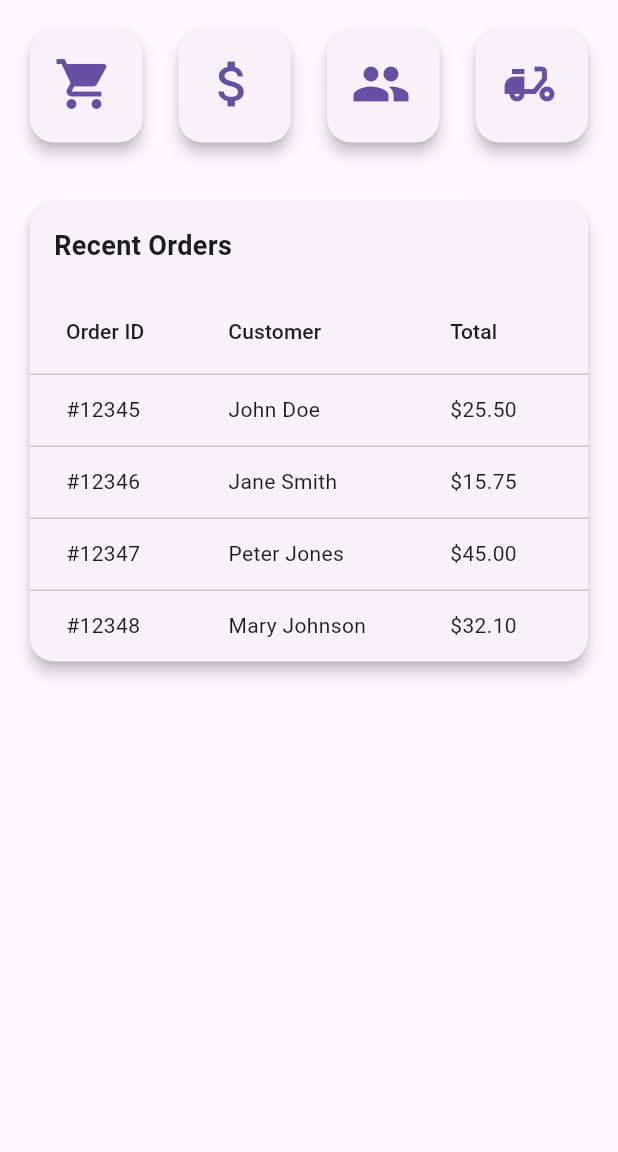
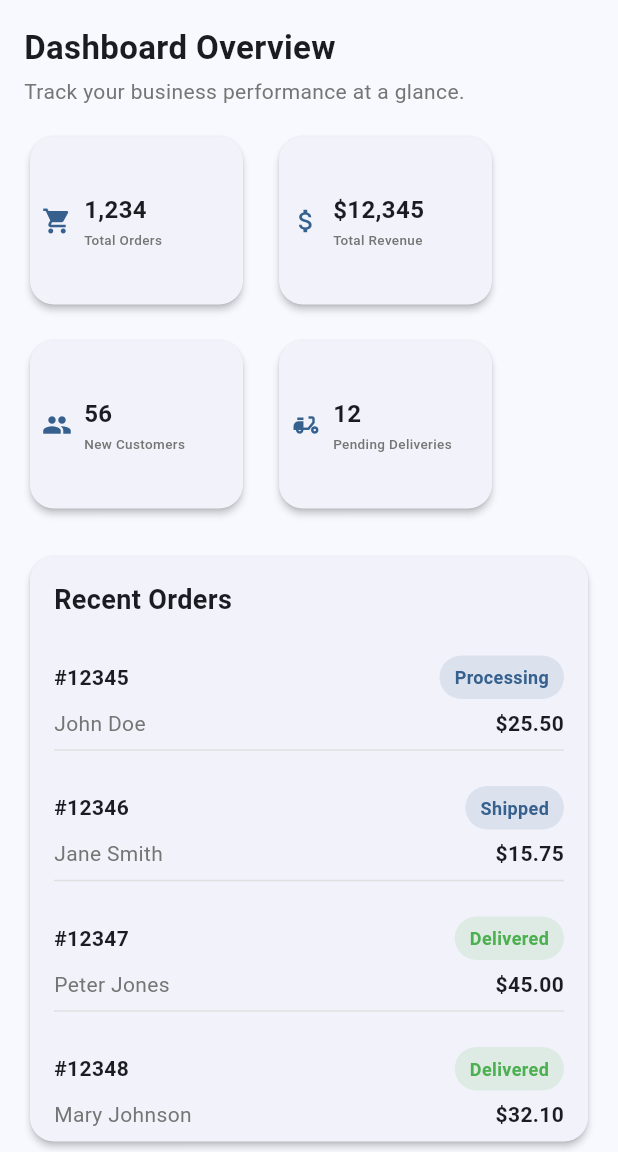
Before and after one commit to sayedulmorsalin/rfc_admin_panel, a Flutter app: the screen it shows after launch, on a phone screen of 412 x 824 dp, the part 84-1236 px from its top. Run offline on Flutter 3.47's test engine with Material 3 defaults, Android fonts, the phone set to English and light mode, and no system bars.

Commit message:
chore: update code structure for improved readability and maintainability

```diff
--- a/lib/main.dart
+++ b/lib/main.dart
@@ -12,6 +12,14 @@ class MyApp extends StatelessWidget {
   Widget build(BuildContext context) {
     return MaterialApp(
       debugShowCheckedModeBanner: false,
+      title: 'Admin Panel',
+      theme: ThemeData(
+        useMaterial3: true,
+        colorScheme: ColorScheme.fromSeed(
+          seedColor: Colors.blue,
+          brightness: Brightness.light,
+        ),
+      ),
       home: const Home(),
     );
   }
--- a/lib/view/home/home.dart
+++ b/lib/view/home/home.dart
@@ -16,43 +16,69 @@ class _HomeState extends State<Home> {
     return Scaffold(
       appBar: AppBar(
         title: const Text('Admin Panel'),
-        backgroundColor: Colors.white,
+        centerTitle: false,
         elevation: 0,
       ),
       body: SingleChildScrollView(
-        padding: const EdgeInsets.all(16.0),
+        padding: const EdgeInsets.all(16),
         child: Column(
           crossAxisAlignment: CrossAxisAlignment.start,
           children: [
-            GridView.count(
-              shrinkWrap: true,
-              crossAxisCount: 4,
-              crossAxisSpacing: 16,
-              mainAxisSpacing: 16,
+            const Text(
+              'Dashboard Overview',
+              style: TextStyle(fontSize: 22, fontWeight: FontWeight.w700),
+            ),
+            const SizedBox(height: 4),
+            Text(
+              'Track your business performance at a glance.',
+              style: Theme.of(
+                context,
+              ).textTheme.bodyMedium?.copyWith(color: Colors.grey.shade600),
+            ),
+            const SizedBox(height: 16),
+            Wrap(
+              spacing: 16,
+              runSpacing: 16,
               children: const [
-                DashboardCard(
+                SizedBox(
+                  width: 150,
+                  height: 120,
+                  child: DashboardCard(
                     title: 'Total Orders',
                     value: '1,234',
                     icon: Icons.shopping_cart,
                   ),
-                DashboardCard(
+                ),
+                SizedBox(
+                  width: 150,
+                  height: 120,
+                  child: DashboardCard(
                     title: 'Total Revenue',
                     value: '\$12,345',
                     icon: Icons.attach_money,
                   ),
-                DashboardCard(
+                ),
+                SizedBox(
+                  width: 150,
+                  height: 120,
+                  child: DashboardCard(
                     title: 'New Customers',
                     value: '56',
                     icon: Icons.people,
                   ),
-                DashboardCard(
+                ),
+                SizedBox(
+                  width: 150,
+                  height: 120,
+                  child: DashboardCard(
                     title: 'Pending Deliveries',
                     value: '12',
                     icon: Icons.delivery_dining,
                   ),
+                ),
               ],
             ),
-            const SizedBox(height: 32),
+            const SizedBox(height: 24),
             RecentOrdersTable(orders: dummyOrders),
           ],
         ),
--- a/lib/view/home/widgets/dashboard_card.dart
+++ b/lib/view/home/widgets/dashboard_card.dart
@@ -15,41 +15,44 @@ class DashboardCard extends StatelessWidget {
   @override
   Widget build(BuildContext context) {
     return Card(
-      elevation: 4,
-      shape: RoundedRectangleBorder(
-        borderRadius: BorderRadius.circular(16),
-      ),
+      elevation: 2,
+      shape: RoundedRectangleBorder(borderRadius: BorderRadius.circular(16)),
       child: Padding(
-        padding: const EdgeInsets.all(16.0),
-        child: SingleChildScrollView(
+        padding: const EdgeInsets.all(8.0),
+        child: Row(
+          children: [
+            Icon(icon, size: 20, color: Theme.of(context).colorScheme.primary),
+            const SizedBox(width: 8),
+            Expanded(
               child: Column(
+                crossAxisAlignment: CrossAxisAlignment.start,
                 mainAxisSize: MainAxisSize.min,
-            crossAxisAlignment: CrossAxisAlignment.start,
                 children: [
-              Icon(
-                icon,
-                size: 40,
-                color: Theme.of(context).primaryColor,
-              ),
-              const SizedBox(height: 16),
-              Text(
-                title,
-                style: const TextStyle(
-                  fontSize: 18,
-                  fontWeight: FontWeight.bold,
-                ),
-              ),
-              const SizedBox(height: 8),
                   Text(
                     value,
                     style: const TextStyle(
-                  fontSize: 24,
+                      fontSize: 16,
                       fontWeight: FontWeight.bold,
+                    ),
+                    maxLines: 1,
+                    overflow: TextOverflow.ellipsis,
+                  ),
+                  const SizedBox(height: 2),
+                  Text(
+                    title,
+                    maxLines: 1,
+                    overflow: TextOverflow.ellipsis,
+                    style: TextStyle(
+                      fontSize: 9,
+                      color: Colors.grey.shade600,
+                      fontWeight: FontWeight.w500,
                     ),
                   ),
                 ],
               ),
             ),
+          ],
+        ),
       ),
     );
   }
--- a/lib/view/home/widgets/recent_orders_table.dart
+++ b/lib/view/home/widgets/recent_orders_table.dart
@@ -5,13 +5,25 @@ class RecentOrdersTable extends StatelessWidget {
   final List<Order> orders;
   const RecentOrdersTable({super.key, required this.orders});
 
+  Color _statusColor(BuildContext context, String status) {
+    final normalized = status.toLowerCase();
+    if (normalized.contains('deliver') || normalized.contains('complete')) {
+      return Colors.green;
+    }
+    if (normalized.contains('pending')) {
+      return Colors.orange;
+    }
+    if (normalized.contains('cancel')) {
+      return Colors.red;
+    }
+    return Theme.of(context).colorScheme.primary;
+  }
+
   @override
   Widget build(BuildContext context) {
     return Card(
-      elevation: 4,
-      shape: RoundedRectangleBorder(
-        borderRadius: BorderRadius.circular(16),
-      ),
+      elevation: 2,
+      shape: RoundedRectangleBorder(borderRadius: BorderRadius.circular(16)),
       child: Column(
         crossAxisAlignment: CrossAxisAlignment.start,
         children: [
@@ -19,34 +31,75 @@ class RecentOrdersTable extends StatelessWidget {
             padding: EdgeInsets.all(16.0),
             child: Text(
               'Recent Orders',
-              style: TextStyle(
-                fontSize: 18,
-                fontWeight: FontWeight.bold,
-              ),
+              style: TextStyle(fontSize: 18, fontWeight: FontWeight.bold),
             ),
           ),
-          SingleChildScrollView(
-            scrollDirection: Axis.horizontal,
-            child: DataTable(
-              columns: const [
-                DataColumn(label: Text('Order ID')),
-                DataColumn(label: Text('Customer')),
-                DataColumn(label: Text('Total')),
-                DataColumn(label: Text('Status')),
-              ],
-              rows: orders
-                  .map(
-                    (order) => DataRow(
-                      cells: [
-                        DataCell(Text(order.orderId)),
-                        DataCell(Text(order.customer)),
-                        DataCell(Text('\$${order.total.toStringAsFixed(2)}')), // Format total to 2 decimal places
-                        DataCell(Text(order.status)),
+          ListView.builder(
+            shrinkWrap: true,
+            physics: const NeverScrollableScrollPhysics(),
+            itemCount: orders.length,
+            itemBuilder: (context, index) {
+              final order = orders[index];
+              return Padding(
+                padding: const EdgeInsets.symmetric(
+                  horizontal: 16,
+                  vertical: 8,
+                ),
+                child: Column(
+                  crossAxisAlignment: CrossAxisAlignment.start,
+                  children: [
+                    Row(
+                      mainAxisAlignment: MainAxisAlignment.spaceBetween,
+                      children: [
+                        Expanded(
+                          child: Text(
+                            order.orderId,
+                            style: const TextStyle(fontWeight: FontWeight.bold),
+                          ),
+                        ),
+                        Container(
+                          padding: const EdgeInsets.symmetric(
+                            horizontal: 10,
+                            vertical: 6,
+                          ),
+                          decoration: BoxDecoration(
+                            color: _statusColor(
+                              context,
+                              order.status,
+                            ).withOpacity(0.12),
+                            borderRadius: BorderRadius.circular(999),
+                          ),
+                          child: Text(
+                            order.status,
+                            style: TextStyle(
+                              color: _statusColor(context, order.status),
+                              fontWeight: FontWeight.w600,
+                              fontSize: 12,
+                            ),
+                          ),
+                        ),
                       ],
                     ),
-                  )
-                  .toList(),
-            ),
+                    const SizedBox(height: 6),
+                    Row(
+                      mainAxisAlignment: MainAxisAlignment.spaceBetween,
+                      children: [
+                        Text(
+                          order.customer,
+                          style: TextStyle(color: Colors.grey.shade600),
+                        ),
+                        Text(
+                          '\$${order.total.toStringAsFixed(2)}',
+                          style: const TextStyle(fontWeight: FontWeight.bold),
+                        ),
+                      ],
+                    ),
+                    if (index < orders.length - 1)
+                      Divider(color: Colors.grey.shade300, height: 16),
+                  ],
+                ),
+              );
+            },
           ),
         ],
       ),
```
Also changed, not shown: pubspec.lock, 1 other file. Lines whose indentation alone changed are shown as unchanged.
